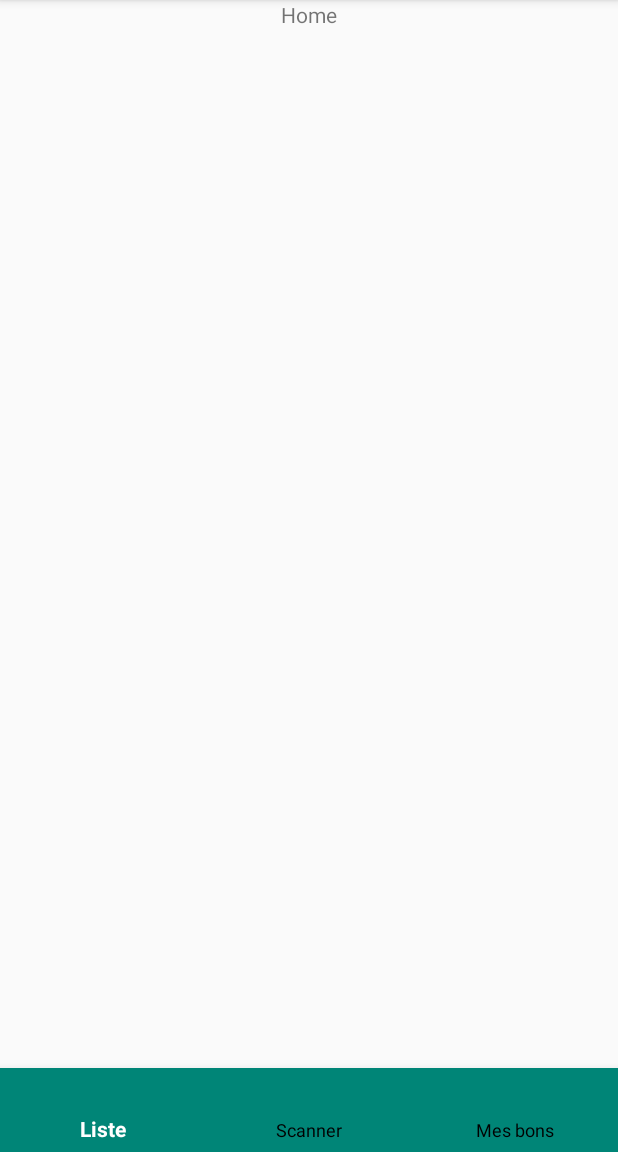
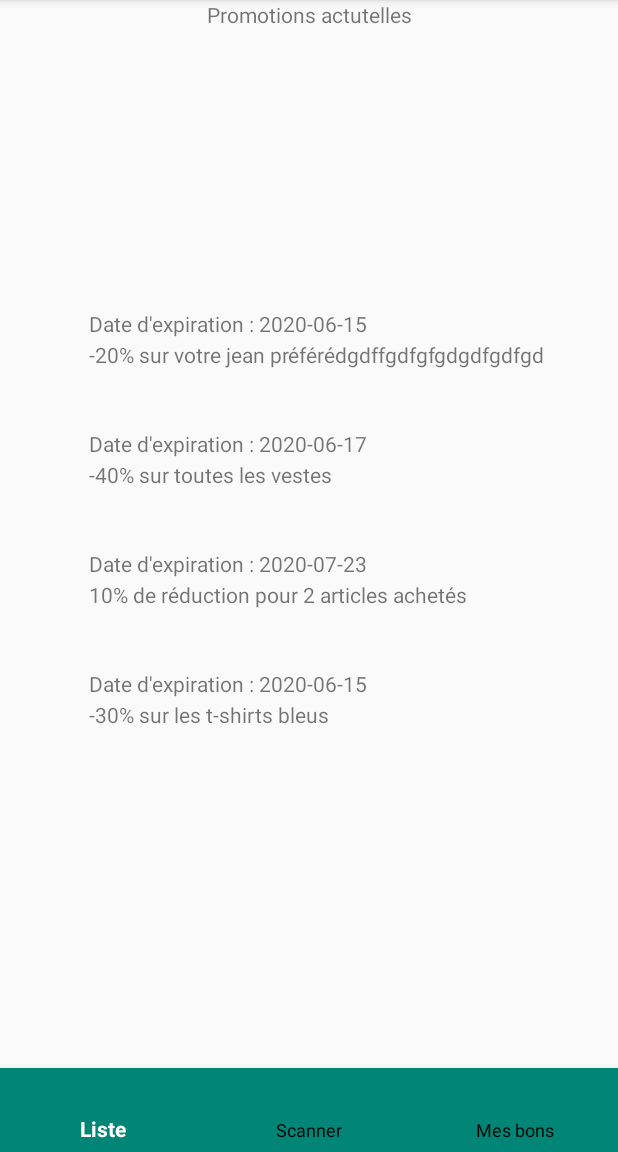
Before and after one commit to CharlesJoa/EgoStyle, an Android app: the screen it shows after launch (MainActivity), on a phone screen of 412 x 824 dp, the part 84-1236 px from its top. Run offline under Robolectric (Android 15) with nearby library versions, the phone set to English and light mode, and no system bars.

Commit message:
Add Adapter and template layout list_cell for the promo list.

```diff
--- /dev/null
+++ b/app/src/main/java/com/epsi/egostyleapp/ListeAdapter.java
@@ -0,0 +1,72 @@
+package com.epsi.egostyleapp;
+
+import android.app.AlertDialog;
+import android.view.LayoutInflater;
+import android.view.View;
+import android.view.ViewGroup;
+import android.widget.TextView;
+
+import androidx.core.util.Pair;
+import androidx.recyclerview.widget.RecyclerView;
+
+import java.util.Arrays;
+import java.util.List;
+
+public class ListeAdapter extends RecyclerView.Adapter<ListeAdapter.MyViewHolder> {
+
+    private final List<Pair<String, String>> reductions = Arrays.asList(
+            Pair.create("-20% sur votre jean préférédgdffgdfgfgdgdfgdfgd", "2020-06-15"),
+            Pair.create("-40% sur toutes les vestes", "2020-06-17"),
+            Pair.create("10% de réduction pour 2 articles achetés", "2020-07-23"),
+            Pair.create("-30% sur les t-shirts bleus", "2020-06-15")
+    );
+
+    @Override
+    public int getItemCount() {
+        return reductions.size();
+    }
+
+    @Override
+    public MyViewHolder onCreateViewHolder(ViewGroup parent, int viewType) {
+        LayoutInflater inflater = LayoutInflater.from(parent.getContext());
+        View view = inflater.inflate(R.layout.list_cell, parent, false);
+        return new MyViewHolder(view);
+    }
+
+    @Override
+    public void onBindViewHolder(MyViewHolder holder, int position) {
+        Pair<String, String> pair = reductions.get(position);
+        holder.display(pair);
+    }
+
+    public class MyViewHolder extends RecyclerView.ViewHolder {
+
+        private final TextView promotion;
+        private final TextView date_limite;
+
+        private Pair<String, String> currentPair;
+
+        public MyViewHolder(final View itemView) {
+            super(itemView);
+
+            promotion = ((TextView) itemView.findViewById(R.id.list_cell_Reduc));
+            date_limite = ((TextView) itemView.findViewById(R.id.list_cell_DateLimite));
+
+            itemView.setOnClickListener(new View.OnClickListener() {
+                @Override
+                public void onClick(View view) {
+                    new AlertDialog.Builder(itemView.getContext())
+                            .setTitle(currentPair.first)
+                            .setMessage("Expire le : "+currentPair.second)
+                            .show();
+                }
+            });
+        }
+
+        public void display(Pair<String, String> pair) {
+            currentPair = pair;
+            promotion.setText(pair.first);
+            date_limite.setText("Date d'expiration : "+ pair.second);
+        }
+    }
+}
--- a/app/src/main/java/com/epsi/egostyleapp/MainActivity.java
+++ b/app/src/main/java/com/epsi/egostyleapp/MainActivity.java
@@ -2,6 +2,8 @@ package com.epsi.egostyleapp;
 
 import androidx.annotation.NonNull;
 import androidx.appcompat.app.AppCompatActivity;
+import androidx.recyclerview.widget.LinearLayoutManager;
+import androidx.recyclerview.widget.RecyclerView;
 
 import android.content.Intent;
 import android.os.Bundle;
@@ -15,6 +17,10 @@ public class MainActivity extends AppCompatActivity {
     protected void onCreate(Bundle savedInstanceState) {
         super.onCreate(savedInstanceState);
         setContentView(R.layout.activity_main);
+
+        final RecyclerView rv = findViewById(R.id.ListCoupon);
+        rv.setLayoutManager(new LinearLayoutManager(this)); //positionnement des éléments
+        rv.setAdapter(new ListeAdapter()); //contenu de la liste
 
         BottomNavigationView bottomNavigationView = findViewById(R.id.bottom_navigation);
         bottomNavigationView.setSelectedItemId(R.id.home);
--- a/app/src/main/res/layout/activity_main.xml
+++ b/app/src/main/res/layout/activity_main.xml
@@ -8,6 +8,15 @@
     tools:context=".MainActivity">
 
 
+    <TextView
+        android:id="@+id/textView2"
+        android:layout_width="wrap_content"
+        android:layout_height="wrap_content"
+        android:text="@string/home"
+
+        app:layout_constraintTop_toTopOf="parent"
+        app:layout_constraintStart_toStartOf="parent"
+        app:layout_constraintEnd_toEndOf="parent" />
 
 
     <androidx.recyclerview.widget.RecyclerView
@@ -40,20 +49,10 @@
         app:layout_constraintStart_toStartOf="parent"
 
         app:itemTextColor="@drawable/selector"
-        app:menu="@menu/menu_navigation"
-        >
+        app:menu="@menu/menu_navigation">
 
 
     </com.google.android.material.bottomnavigation.BottomNavigationView>
 
-    <TextView
-        android:id="@+id/textView2"
-        android:layout_width="wrap_content"
-        android:layout_height="wrap_content"
-        android:text="@string/home"
-
-        app:layout_constraintTop_toTopOf="parent"
-        app:layout_constraintStart_toStartOf="parent"
-        app:layout_constraintEnd_toEndOf="parent" />
 
 </androidx.constraintlayout.widget.ConstraintLayout>
--- /dev/null
+++ b/app/src/main/res/layout/list_cell.xml
@@ -0,0 +1,24 @@
+<?xml version="1.0" encoding="utf-8"?>
+<LinearLayout xmlns:android="http://schemas.android.com/apk/res/android"
+    xmlns:tools="http://schemas.android.com/tools"
+    android:orientation="vertical"
+    android:layout_width="match_parent"
+    android:layout_height="80dp">
+
+    <TextView
+        android:id="@+id/list_cell_DateLimite"
+        android:layout_marginLeft="10dp"
+        android:layout_marginBottom="1dp"
+        android:layout_width="wrap_content"
+        android:layout_height="wrap_content"
+        tools:text="25/55/55"/>
+    <TextView
+        android:id="@+id/list_cell_Reduc"
+        android:layout_marginLeft="10dp"
+        android:layout_width="wrap_content"
+        android:layout_height="wrap_content" android:lines="2"
+        android:ellipsize="end"
+        tools:text="fzehfiuoz"/>
+
+
+</LinearLayout>
--- a/app/src/main/res/values/strings.xml
+++ b/app/src/main/res/values/strings.xml
@@ -1,6 +1,6 @@
 <resources>
     <string name="app_name">EgoStyleApp</string>
-    <string name="home">Home</string>
+    <string name="home">Promotions actutelles</string>
     <string name="mes_coupons">Mes Coupons</string>
 
 
```
